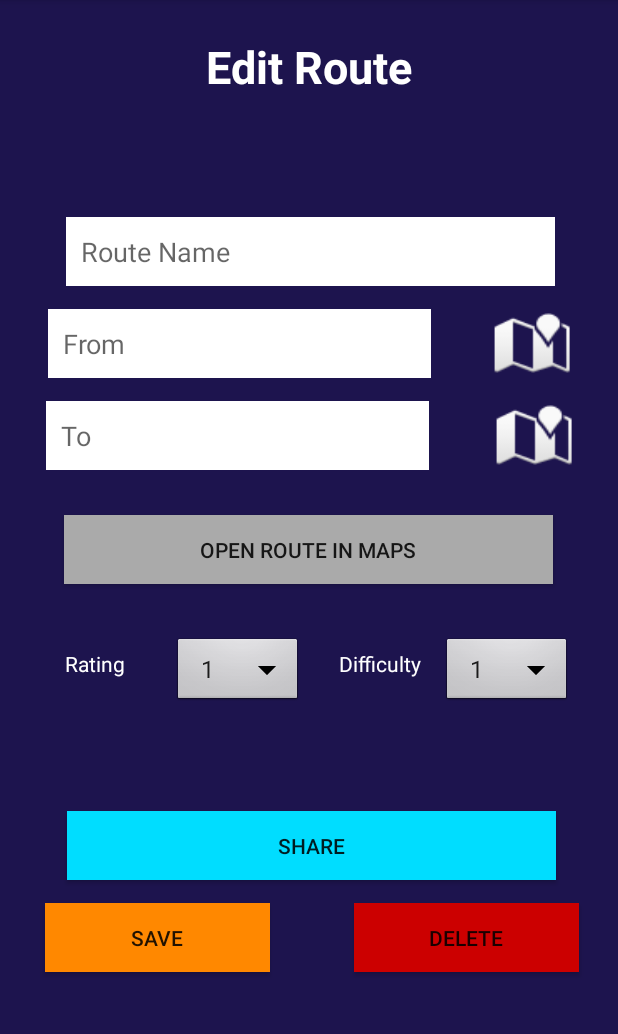
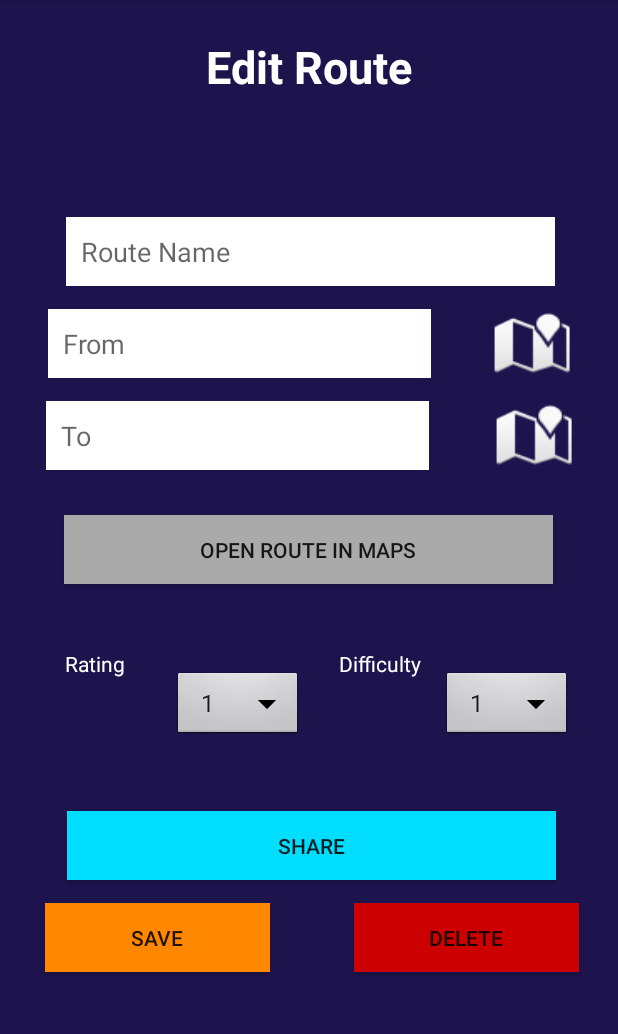
Before and after one commit to verolemieux/comp3074-project, an Android app: the EditRouteActivity screen opened directly, with no data from a screen before it, on a phone screen of 412 x 824 dp, the part 84-1118 px from its top. Run offline under Robolectric (Android 15) with nearby library versions, the phone set to English and light mode, and no system bars; 7 statements that could not run were skipped.

Commit message:
pushing changes to route

```diff
--- a/app/src/main/res/layout/activity_edit_route.xml
+++ b/app/src/main/res/layout/activity_edit_route.xml
@@ -14,7 +14,9 @@
         android:layout_marginStart="14dp"
         android:layout_marginLeft="14dp"
         android:layout_marginTop="34dp"
+        android:layout_marginBottom="23dp"
         android:background="@android:drawable/btn_dropdown"
+        app:layout_constraintBottom_toTopOf="@+id/btnShare"
         app:layout_constraintStart_toEndOf="@+id/textView24"
         app:layout_constraintTop_toBottomOf="@+id/btnOpenRoute" />
 
@@ -224,7 +226,9 @@
         android:layout_marginStart="32dp"
         android:layout_marginLeft="32dp"
         android:layout_marginTop="34dp"
+        android:layout_marginBottom="23dp"
         android:background="@android:drawable/btn_dropdown"
+        app:layout_constraintBottom_toTopOf="@+id/btnShare"
         app:layout_constraintStart_toEndOf="@+id/textView23"
         app:layout_constraintTop_toBottomOf="@+id/btnOpenRoute" />
 
```
Also changed, not shown: 1 other file.
